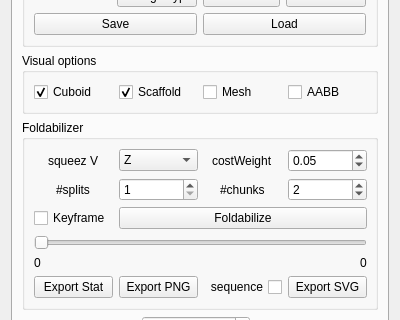
The window that FoldPlugin/FdWidget.ui (letienhung/fold-hcc) describes before a commit, drawn with Qt 5; both pictures show x 0 to 400 and y 118 to 438 of the 400 by 984 pixel window.
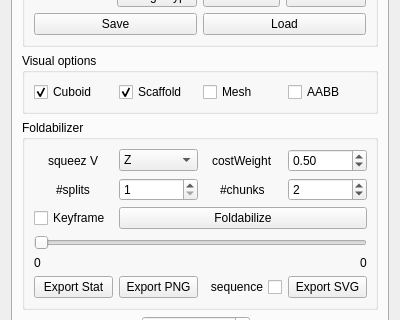
The same window after the commit.

Patch:
```diff
--- a/FoldPlugin/FdWidget.ui
+++ b/FoldPlugin/FdWidget.ui
@@ -192,7 +192,7 @@
              <double>1.000000000000000</double>
             </property>
             <property name="value">
-             <double>0.050000000000000</double>
+             <double>0.500000000000000</double>
             </property>
            </widget>
           </item>
```
Left out of the diff: 3 changed lines with no effect on the pictures.
